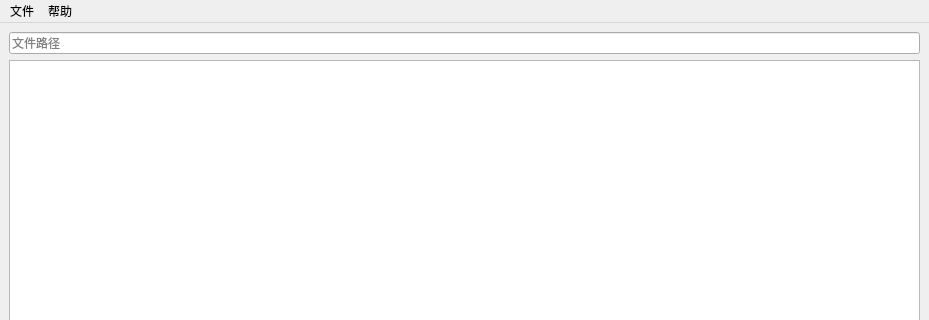
Old version of the form src/processtext.ui in the repository ACodeHX/ProcessText; both pictures show x 0 to 929 and y 0 to 320 of the 929 by 690 pixel window.
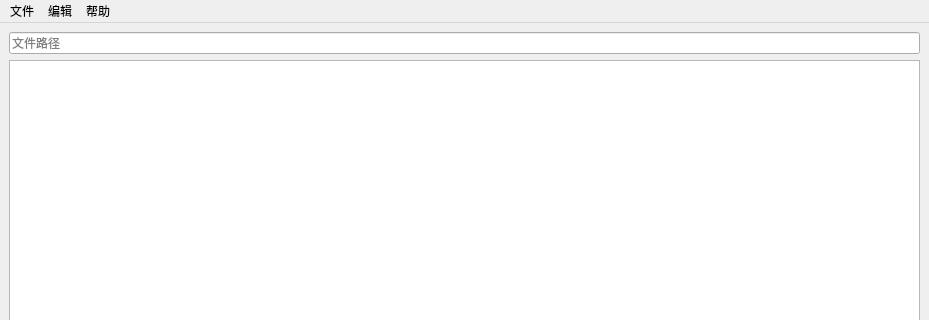
New version of the form. The open tabs and pages were chosen to show the change. Icons and pictures are not drawn.

Commit message: Add clear textbox content

Diff of the .ui file:
```diff
--- a/src/processtext.ui
+++ b/src/processtext.ui
@@ -391,7 +391,17 @@
     </property>
     <addaction name="aboutaction"/>
    </widget>
+   <widget class="QMenu" name="menu_3">
+    <property name="title">
+     <string>编辑</string>
+    </property>
+    <addaction name="undoaction"/>
+    <addaction name="redoaction"/>
+    <addaction name="repeataction"/>
+    <addaction name="ClearTextBoxaction"/>
+   </widget>
    <addaction name="menu"/>
+   <addaction name="menu_3"/>
    <addaction name="menu_2"/>
   </widget>
   <widget class="QStatusBar" name="statusbar"/>
```
Left out of the diff: 12 changed lines with no effect on the pictures. The commit also changes 2 other files.
